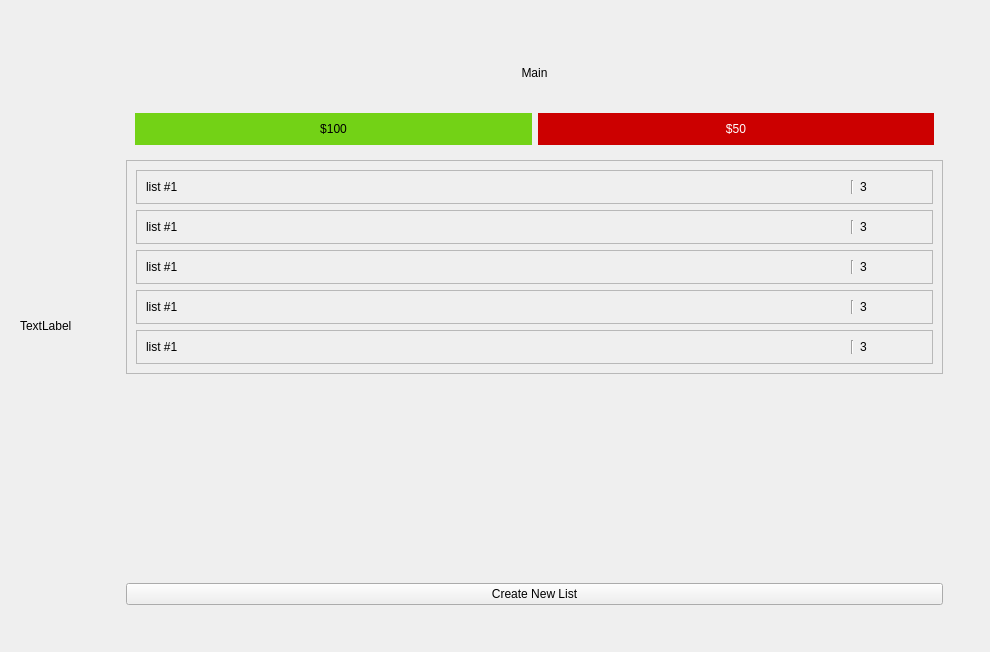
The window that src/Client/View/HomePage/HomePage.ui (iodream/Spend-Note) describes before a commit, drawn with Qt 5.
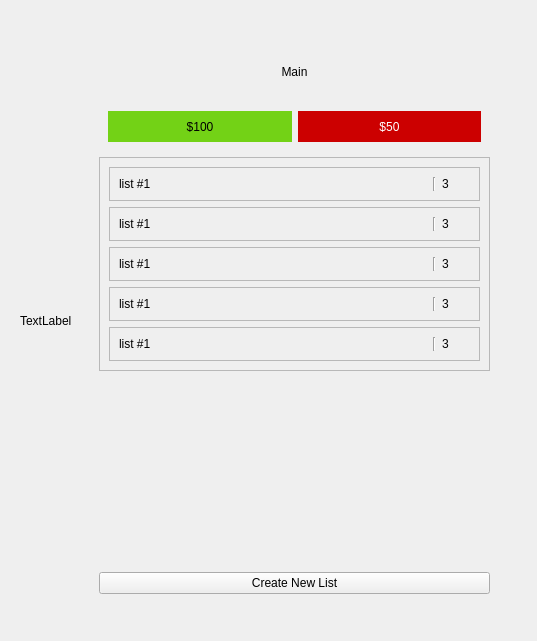
The same window after the commit.

```diff
--- a/src/Client/View/HomePage/HomePage.ui
+++ b/src/Client/View/HomePage/HomePage.ui
@@ -6,8 +6,8 @@
    <rect>
     <x>0</x>
     <y>0</y>
-    <width>990</width>
-    <height>652</height>
+    <width>537</width>
+    <height>641</height>
    </rect>
   </property>
   <property name="windowTitle">
@@ -131,7 +131,7 @@
                       <rect>
                        <x>0</x>
                        <y>0</y>
-                       <width>817</width>
+                       <width>376</width>
                        <height>227</height>
                       </rect>
                      </property>
```
Left out of the diff: 4 changed lines with no effect on the pictures.
